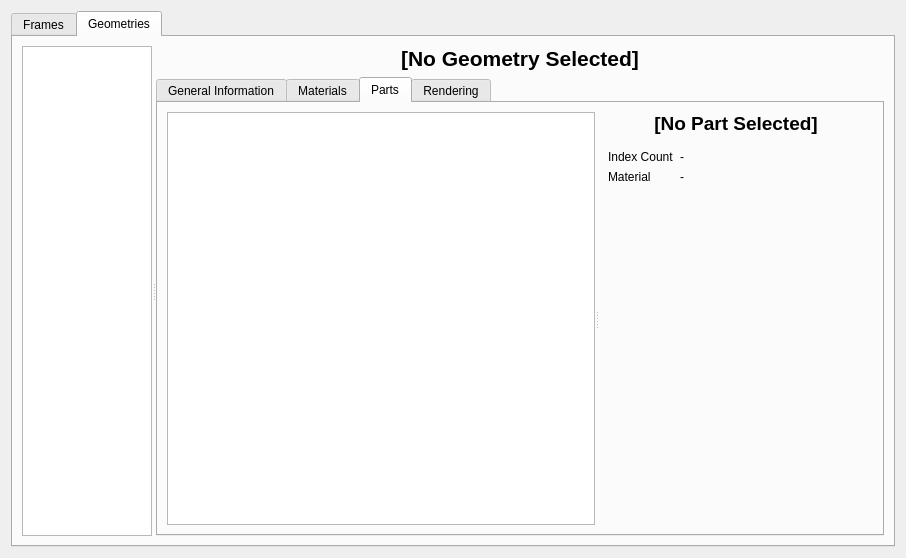
The window that branches/alemariusnexus/src/gtatools-gui/src/src/formats/dff/DFFWidget.ui (alemariusnexus/gtatools) describes before a commit, drawn with Qt 5.
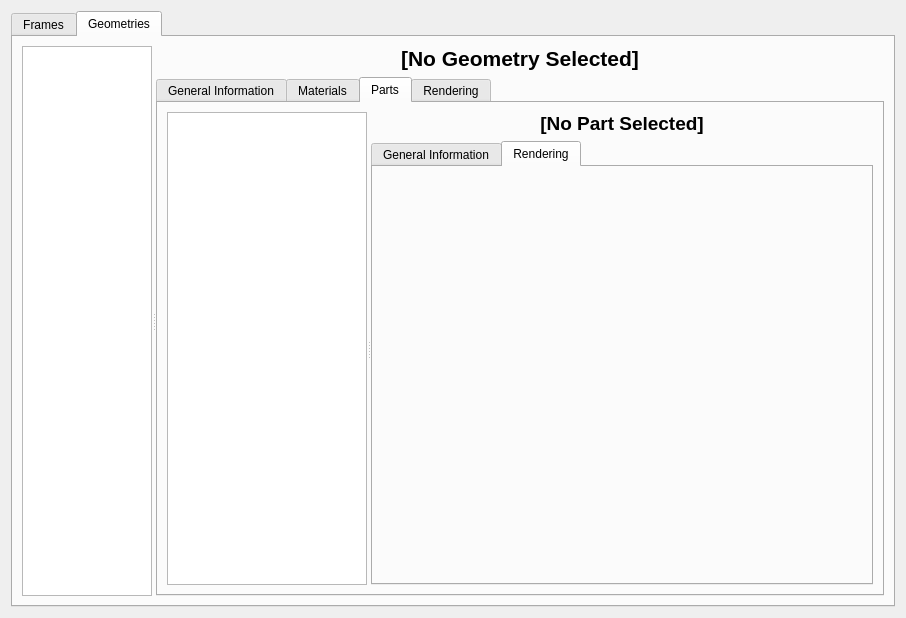
The same window after the commit. The open tabs and pages were chosen to show the change.

Patch:
```diff
--- a/branches/alemariusnexus/src/gtatools-gui/src/src/formats/dff/DFFWidget.ui
+++ b/branches/alemariusnexus/src/gtatools-gui/src/src/formats/dff/DFFWidget.ui
@@ -7,7 +7,7 @@
     <x>0</x>
     <y>0</y>
     <width>906</width>
-    <height>558</height>
+    <height>618</height>
    </rect>
   </property>
   <property name="windowTitle">
@@ -577,7 +577,14 @@
                  <property name="orientation">
                   <enum>Qt::Horizontal</enum>
                  </property>
-                 <widget class="QListWidget" name="geometryPartList"/>
+                 <widget class="QListWidget" name="geometryPartList">
+                  <property name="maximumSize">
+                   <size>
+                    <width>200</width>
+                    <height>16777215</height>
+                   </size>
+                  </property>
+                 </widget>
                  <widget class="QWidget" name="widget_10" native="true">
                   <layout class="QVBoxLayout" name="verticalLayout_7">
                    <item>
@@ -598,6 +605,16 @@
                     </widget>
                    </item>
                    <item>
+                    <widget class="QTabWidget" name="tabWidget_3">
+                     <property name="currentIndex">
+                      <number>1</number>
+                     </property>
+                     <widget class="QWidget" name="tab_7">
+                      <attribute name="title">
+                       <string>General Information</string>
+                      </attribute>
+                      <layout class="QHBoxLayout" name="horizontalLayout_6">
+                       <item>
                     <widget class="QWidget" name="widget_8" native="true">
                      <property name="sizePolicy">
                       <sizepolicy hsizetype="Preferred" vsizetype="Preferred">
@@ -635,6 +652,22 @@
                        </widget>
                       </item>
                      </layout>
+                        </widget>
+                       </item>
+                      </layout>
+                     </widget>
+                     <widget class="QWidget" name="tab_8">
+                      <attribute name="title">
+                       <string>Rendering</string>
+                      </attribute>
+                      <layout class="QHBoxLayout" name="horizontalLayout_7">
+                       <item>
+                        <widget class="QWidget" name="geometryPartRenderContainerWidget" native="true">
+                         <layout class="QVBoxLayout" name="verticalLayout_9"/>
+                        </widget>
+                       </item>
+                      </layout>
+                     </widget>
                     </widget>
                    </item>
                   </layout>
```
Left out of the diff: 2 changed lines with no effect on the pictures. Lines whose indentation alone changed are shown as unchanged.
